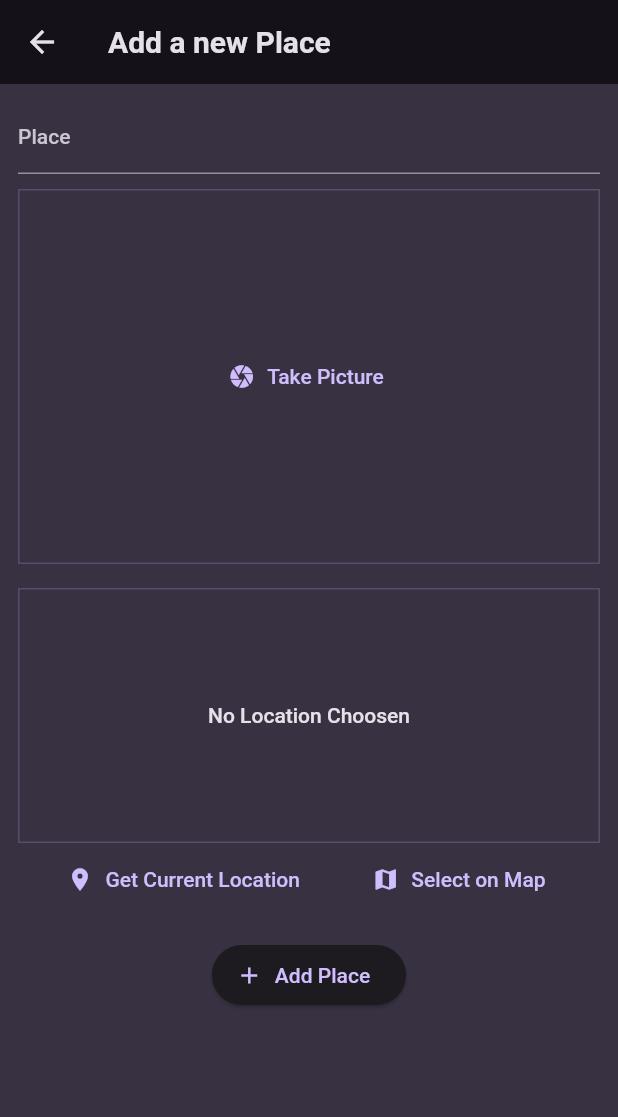
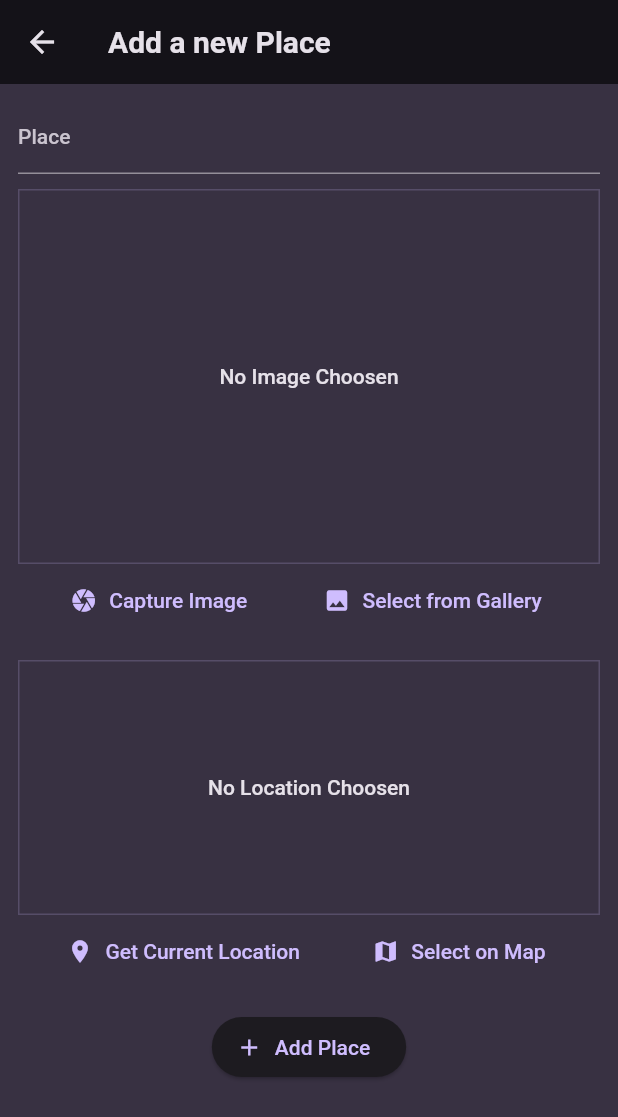
Before and after one commit to vedantagrawal524/Advanced-Gallery-Application-Adore-Places, a Flutter app: the screen it shows after launch, after a tap on the "add" icon, on a phone screen of 412 x 824 dp. Shown: the top 1117 px of the screen. Run offline on Flutter 3.47's test engine with Material 2 defaults, Android fonts, the phone set to English and light mode, and no system bars; our stand-ins replace flutter_riverpod, google_fonts, google_maps_flutter, image_picker, location, sqflite; accounts and stored records are empty.

Commit message:
Select From Gallery Feature added

```diff
--- a/lib/providers/user_places.dart
+++ b/lib/providers/user_places.dart
@@ -9,7 +9,7 @@ import 'package:sqflite/sqlite_api.dart';
 class UserPlacesNotifier extends StateNotifier<List<Place>> {
   UserPlacesNotifier() : super(const []);
 
-  Future<Database> _gatDatabse() async {
+  Future<Database> _getDatabse() async {
     final dbPath = await sql.getDatabasesPath();
     final db = await sql.openDatabase(
       path.join(dbPath, 'places.db'),
@@ -23,7 +23,7 @@ class UserPlacesNotifier extends StateNotifier<List<Place>> {
   }
 
   Future<void> loadPlaces() async {
-    final db = await _gatDatabse();
+    final db = await _getDatabse();
     final data = await db.query('user_places');
     final places = data
         .map(
@@ -50,7 +50,7 @@ class UserPlacesNotifier extends StateNotifier<List<Place>> {
     final newPlace =
         Place(title: title, image: copiedImage, location: location);
 
-    final db = await _gatDatabse();
+    final db = await _getDatabse();
     db.insert('user_places', {
       'id': newPlace.id,
       'title': newPlace.title,
--- a/lib/widgets/image_input.dart
+++ b/lib/widgets/image_input.dart
@@ -13,10 +13,10 @@ class ImageInput extends StatefulWidget {
 
 class _ImageInputState extends State<ImageInput> {
   File? _takenImage;
+  final _imagePicker = ImagePicker();
   void _takePicture() async {
-    final imagePicker = ImagePicker();
     final pickedImage =
-        await imagePicker.pickImage(source: ImageSource.camera, maxWidth: 600);
+        await _imagePicker.pickImage(source: ImageSource.camera, maxWidth: 600);
     if (pickedImage == null) {
       return;
     }
@@ -26,16 +26,30 @@ class _ImageInputState extends State<ImageInput> {
     widget.ontakeImage(_takenImage!);
   }
 
+  void _selectPicture() async {
+    final selectedImage = await _imagePicker.pickImage(
+        source: ImageSource.gallery, maxWidth: 600);
+    if (selectedImage == null) {
+      return;
+    }
+    setState(() {
+      _takenImage = File(selectedImage.path);
+    });
+    widget.ontakeImage(_takenImage!);
+  }
+
   @override
   Widget build(BuildContext context) {
-    Widget content = TextButton.icon(
-      onPressed: _takePicture,
-      icon: const Icon(Icons.camera),
-      label: const Text('Take Picture'),
+    Widget previewContent = Text(
+      'No Image Choosen',
+      textAlign: TextAlign.center,
+      style: Theme.of(context).textTheme.bodyLarge!.copyWith(
+            color: Theme.of(context).colorScheme.onBackground,
+          ),
     );
 
     if (_takenImage != null) {
-      content = GestureDetector(
+      previewContent = GestureDetector(
         onTap: _takePicture,
         child: Image.file(
           _takenImage!,
@@ -45,7 +59,9 @@ class _ImageInputState extends State<ImageInput> {
         ),
       );
     }
-    return Container(
+    return Column(
+      children: [
+        Container(
           decoration: BoxDecoration(
             border: Border.all(
               width: 1,
@@ -55,7 +71,24 @@ class _ImageInputState extends State<ImageInput> {
           height: 250,
           width: double.infinity,
           alignment: Alignment.center,
-      child: content,
+          child: previewContent,
+        ),
+        Row(
+          mainAxisAlignment: MainAxisAlignment.spaceEvenly,
+          children: [
+            TextButton.icon(
+              onPressed: _takePicture,
+              icon: const Icon(Icons.camera),
+              label: const Text('Capture Image'),
+            ),
+            TextButton.icon(
+              onPressed: _selectPicture,
+              icon: const Icon(Icons.image),
+              label: const Text('Select from Gallery'),
+            ),
+          ],
+        ),
+      ],
     );
   }
 }
```
Lines whose indentation alone changed are shown as unchanged.
